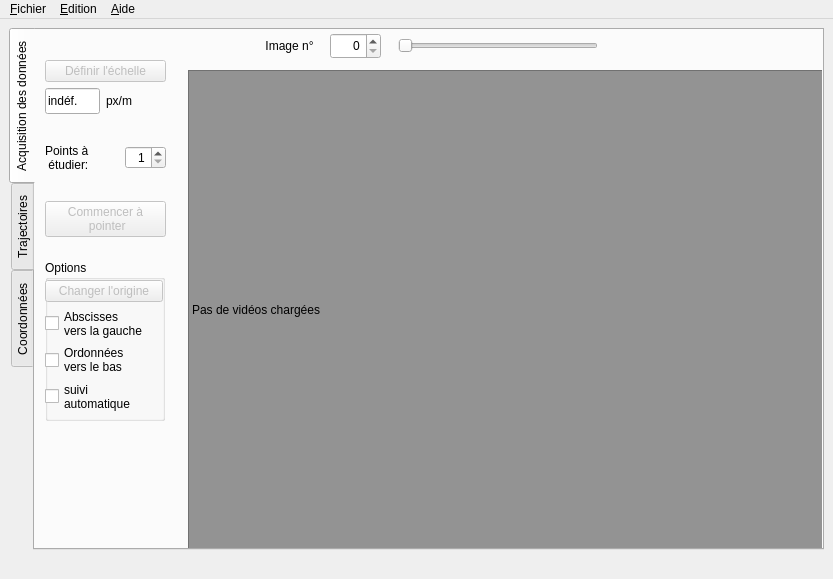
Above: pymecavideo.ui from rene-d/pymecavideo before the change. Below: the same form after it.
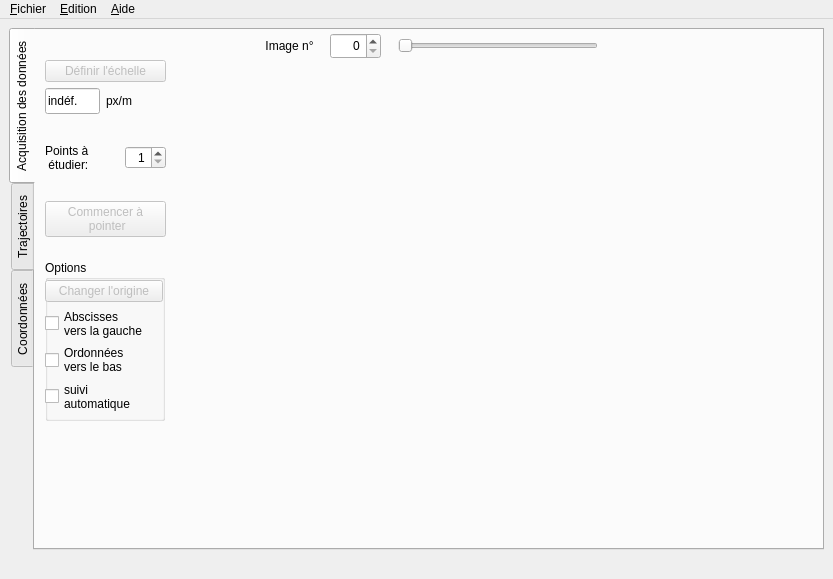
That is the form after the change.

Patch:
```diff
--- a/pymecavideo.ui
+++ b/pymecavideo.ui
@@ -70,113 +70,6 @@
        <attribute name="title">
         <string>Acquisition des données</string>
        </attribute>
-       <widget class="QLabel" name="label">
-        <property name="enabled">
-         <bool>true</bool>
-        </property>
-        <property name="geometry">
-         <rect>
-          <x>153</x>
-          <y>40</y>
-          <width>640</width>
-          <height>480</height>
-         </rect>
-        </property>
-        <property name="minimumSize">
-         <size>
-          <width>640</width>
-          <height>480</height>
-         </size>
-        </property>
-        <property name="maximumSize">
-         <size>
-          <width>640</width>
-          <height>480</height>
-         </size>
-        </property>
-        <property name="palette">
-         <palette>
-          <active>
-           <colorrole role="Base">
-            <brush brushstyle="SolidPattern">
-             <color alpha="255">
-              <red>255</red>
-              <green>255</green>
-              <blue>255</blue>
-             </color>
-            </brush>
-           </colorrole>
-           <colorrole role="Window">
-            <brush brushstyle="SolidPattern">
-             <color alpha="255">
-              <red>147</red>
-              <green>147</green>
-              <blue>147</blue>
-             </color>
-            </brush>
-           </colorrole>
-          </active>
-          <inactive>
-           <colorrole role="Base">
-            <brush brushstyle="SolidPattern">
-             <color alpha="255">
-              <red>255</red>
-              <green>255</green>
-              <blue>255</blue>
-             </color>
-            </brush>
-           </colorrole>
-           <colorrole role="Window">
-            <brush brushstyle="SolidPattern">
-             <color alpha="255">
-              <red>147</red>
-              <green>147</green>
-              <blue>147</blue>
-             </color>
-            </brush>
-           </colorrole>
-          </inactive>
-          <disabled>
-           <colorrole role="Base">
-            <brush brushstyle="SolidPattern">
-             <color alpha="255">
-              <red>147</red>
-              <green>147</green>
-              <blue>147</blue>
-             </color>
-            </brush>
-           </colorrole>
-           <colorrole role="Window">
-            <brush brushstyle="SolidPattern">
-             <color alpha="255">
-              <red>147</red>
-              <green>147</green>
-              <blue>147</blue>
-             </color>
-            </brush>
-           </colorrole>
-          </disabled>
-         </palette>
-        </property>
-        <property name="cursor">
-         <cursorShape>ArrowCursor</cursorShape>
-        </property>
-        <property name="autoFillBackground">
-         <bool>true</bool>
-        </property>
-        <property name="frameShape">
-         <enum>QFrame::StyledPanel</enum>
-        </property>
-        <property name="frameShadow">
-         <enum>QFrame::Sunken</enum>
-        </property>
-        <property name="text">
-         <string>Pas de vidéos chargées</string>
-        </property>
-        <property name="textInteractionFlags">
-         <set>Qt::NoTextInteraction</set>
-        </property>
-       </widget>
        <widget class="QFrame" name="frame">
         <property name="geometry">
          <rect>
@@ -474,10 +367,16 @@
          </item>
         </layout>
        </widget>
-       <zorder>label</zorder>
-       <zorder>frame</zorder>
-       <zorder>layoutWidget</zorder>
-       <zorder>groupBox</zorder>
+       <widget class="QWidget" name="widget" native="true">
+        <property name="geometry">
+         <rect>
+          <x>140</x>
+          <y>30</y>
+          <width>640</width>
+          <height>480</height>
+         </rect>
+        </property>
+       </widget>
       </widget>
       <widget class="QWidget" name="tab_traj">
        <attribute name="title">
```
